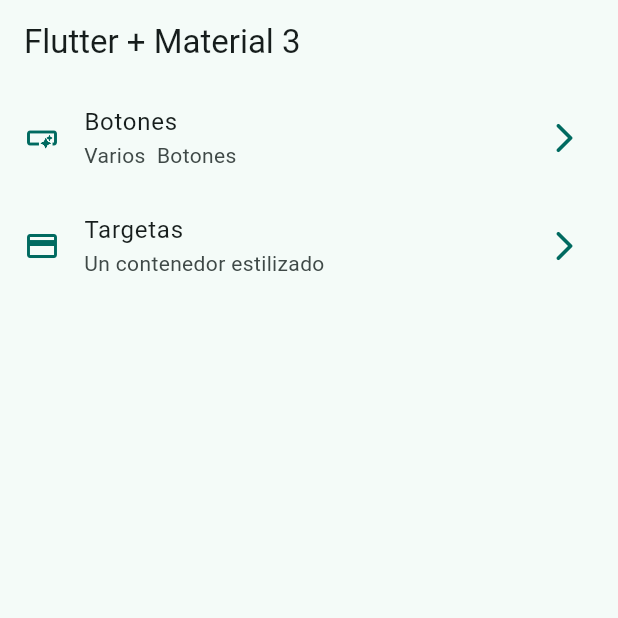
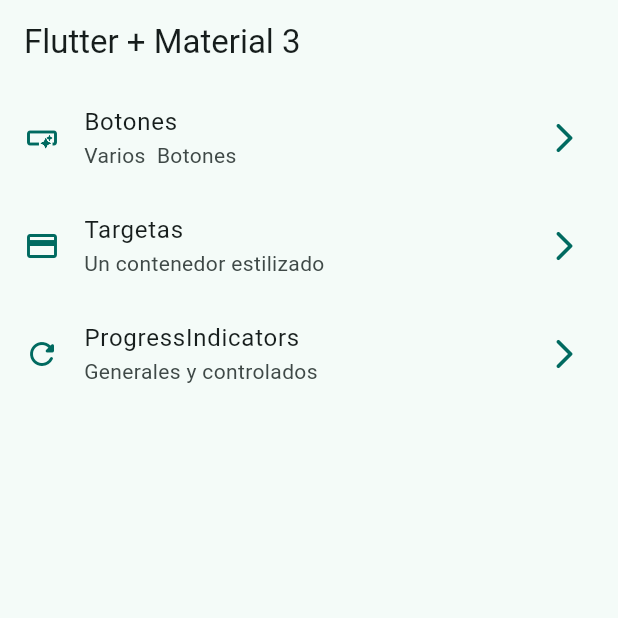
Before and after one commit to Luc47s/widget_app_test, a Flutter app: the screen it shows after launch, on a phone screen of 412 x 824 dp, the top half of it. Run offline on Flutter 3.47's test engine with Material 3 defaults, Android fonts, the phone set to English and light mode, and no system bars; our stand-ins replace go_router.

Commit message:
progress indicator finish

```diff
--- a/lib/config/menu/menu_item.dart
+++ b/lib/config/menu/menu_item.dart
@@ -25,4 +25,9 @@ const appMenuItems = <MenuItem>[
       subTitle: 'Un contenedor estilizado',
       link: '/cards',
       icon: Icons.credit_card),
+  MenuItem(
+      title: 'ProgressIndicators',
+      subTitle: 'Generales y controlados',
+      link: '/progress',
+      icon: Icons.refresh_rounded),
 ];
--- a/lib/config/router/app_router.dart
+++ b/lib/config/router/app_router.dart
@@ -20,5 +20,10 @@ final appRouter = GoRouter(
       name: CardsScreen.name,
       builder: (context, state) => const CardsScreen(),
     ),
+    GoRoute(
+      path: '/progress',
+      name: ProgressScreen.name,
+      builder: (context, state) => const ProgressScreen(),
+    ),
   ],
 );
```
Also changed, not shown: lib/presentation/screen/progress/progress_screen.dart (+75 -1 lines).
